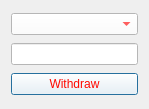
Old version of the form Withdraw.ui in the repository LiquidityProtocol/AMM-Simulator.
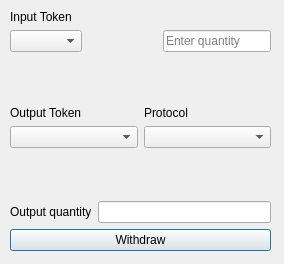
New version of the form.

What changed in the file:
```diff
--- a/Withdraw.ui
+++ b/Withdraw.ui
@@ -6,48 +6,138 @@
    <rect>
     <x>0</x>
     <y>0</y>
-    <width>149</width>
-    <height>109</height>
+    <width>284</width>
+    <height>264</height>
    </rect>
   </property>
   <property name="windowTitle">
    <string>Mint</string>
   </property>
-  <property name="styleSheet">
-   <string notr="true"/>
-  </property>
-  <property name="modal">
-   <bool>true</bool>
+  <widget class="QWidget" name="verticalLayoutWidget">
+   <property name="geometry">
+    <rect>
+     <x>10</x>
+     <y>10</y>
+     <width>261</width>
+     <height>241</height>
+    </rect>
   </property>
   <layout class="QVBoxLayout" name="verticalLayout">
    <item>
-    <widget class="QComboBox" name="comboBox">
-     <property name="styleSheet">
-      <string notr="true">background-color: rgb(255, 255, 255);
-color: rgb(255, 0, 0);</string>
+     <widget class="QLabel" name="label">
+      <property name="text">
+       <string>Input Token</string>
      </property>
     </widget>
    </item>
    <item>
-    <widget class="QLineEdit" name="lineEdit">
-     <property name="styleSheet">
-      <string notr="true">background-color: rgb(255, 255, 255);
-color: rgb(255, 0, 0);</string>
-     </property>
-    </widget>
+     <layout class="QHBoxLayout" name="horizontalLayout">
+      <item>
+       <widget class="QComboBox" name="input_token_comboBox"/>
+      </item>
+      <item>
+       <spacer name="horizontalSpacer">
+        <property name="orientation">
+         <enum>Qt::Horizontal</enum>
+        </property>
+        <property name="sizeHint" stdset="0">
+         <size>
+          <width>40</width>
+          <height>20</height>
+         </size>
+        </property>
+       </spacer>
+      </item>
+      <item>
+       <widget class="QLineEdit" name="input_quantity_lineEdit">
+        <property name="placeholderText">
+         <string>Enter quantity</string>
+        </property>
+       </widget>
+      </item>
+     </layout>
+    </item>
+    <item>
+     <spacer name="verticalSpacer">
+      <property name="orientation">
+       <enum>Qt::Vertical</enum>
+      </property>
+      <property name="sizeHint" stdset="0">
+       <size>
+        <width>20</width>
+        <height>40</height>
+       </size>
+      </property>
+     </spacer>
+    </item>
+    <item>
+     <layout class="QHBoxLayout" name="horizontalLayout_2">
+      <item>
+       <layout class="QVBoxLayout" name="verticalLayout_2">
+        <item>
+         <widget class="QLabel" name="label_2">
+          <property name="text">
+           <string>Output Token</string>
+          </property>
+         </widget>
+        </item>
+        <item>
+         <widget class="QComboBox" name="output_token_comboBox"/>
+        </item>
+       </layout>
+      </item>
+      <item>
+       <layout class="QVBoxLayout" name="verticalLayout_4">
+        <item>
+         <widget class="QLabel" name="label_3">
+          <property name="text">
+           <string>Protocol</string>
+          </property>
+         </widget>
+        </item>
+        <item>
+         <widget class="QComboBox" name="protocol_comboBox"/>
+        </item>
+       </layout>
+      </item>
+     </layout>
+    </item>
+    <item>
+     <spacer name="verticalSpacer_2">
+      <property name="orientation">
+       <enum>Qt::Vertical</enum>
+      </property>
+      <property name="sizeHint" stdset="0">
+       <size>
+        <width>20</width>
+        <height>40</height>
+       </size>
+      </property>
+     </spacer>
+    </item>
+    <item>
+     <layout class="QHBoxLayout" name="horizontalLayout_3">
+      <item>
+       <widget class="QLabel" name="label_4">
+        <property name="text">
+         <string>Output quantity</string>
+        </property>
+       </widget>
+      </item>
+      <item>
+       <widget class="QLineEdit" name="output_quantity_lineEdit"/>
+      </item>
+     </layout>
    </item>
    <item>
     <widget class="QPushButton" name="pushButton">
-     <property name="styleSheet">
-      <string notr="true">background-color: rgb(255, 255, 255);
-color: rgb(255, 8, 0);</string>
-     </property>
      <property name="text">
       <string>Withdraw</string>
      </property>
     </widget>
    </item>
   </layout>
+  </widget>
  </widget>
  <resources/>
  <connections/>
```
Left out of the diff: 2 changed lines with no effect on the pictures. Lines whose indentation alone changed are shown as unchanged.
